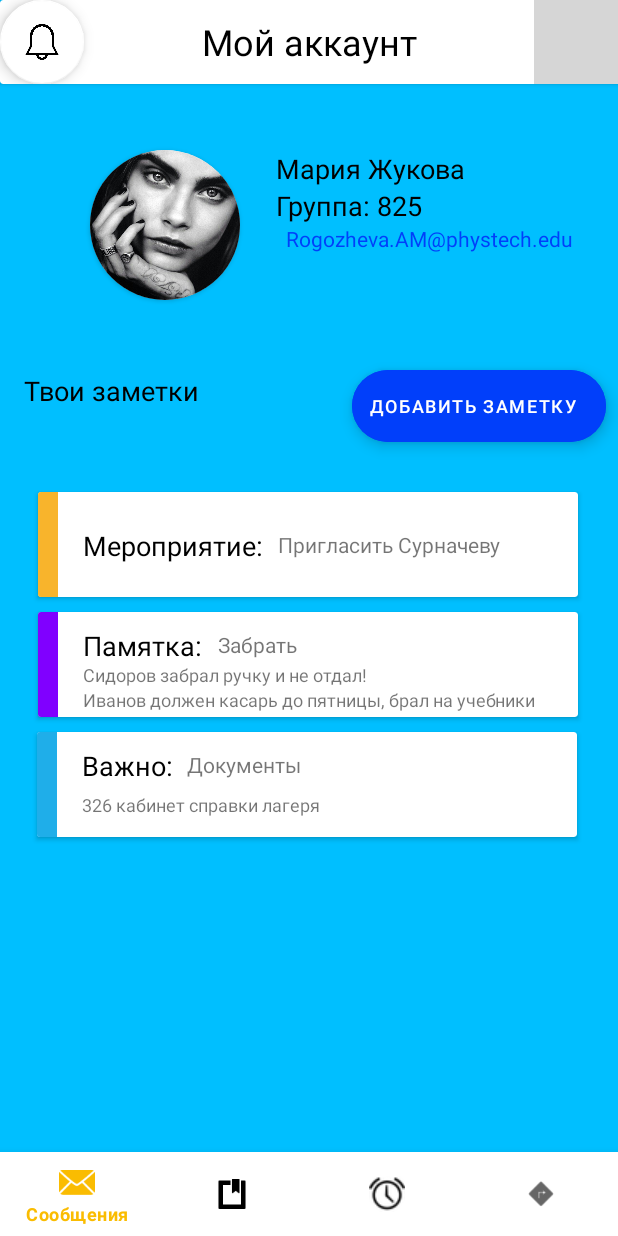
After one commit to Naruto-sys/MyMiptApp, an Android app: the layout login_controller.xml on its own in the app's theme, with its tools: preview values and no code run, on a phone screen of 412 x 824 dp. The commit adds this screen. Run offline under Robolectric (Android 15) with nearby library versions, the phone set to English and light mode, and no system bars; grey boxes are pictures that could not be loaded.

Commit message:
Add LoginController. Add new drawable, bottom navigation

```diff
--- a/app/build.gradle
+++ b/app/build.gradle
@@ -72,4 +72,5 @@ dependencies {
     implementation "com.bluelinelabs:conductor-rxlifecycle2:$conductor_version"
     implementation "com.bluelinelabs:conductor-autodispose:$conductor_version"
     implementation "com.bluelinelabs:conductor-archlifecycle:$conductor_version"
+    implementation 'com.android.support:design:28.0.0'
 }
--- a/app/src/main/java/com/example/mymiptapp/MainActivity.java
+++ b/app/src/main/java/com/example/mymiptapp/MainActivity.java
@@ -9,6 +9,7 @@ import com.bluelinelabs.conductor.Conductor;
 import com.bluelinelabs.conductor.Router;
 import com.bluelinelabs.conductor.RouterTransaction;
 import com.example.mymiptapp.Controllers.AuthController;
+import com.example.mymiptapp.Controllers.LoginController;
 
 import butterknife.BindView;
 import butterknife.ButterKnife;
@@ -30,7 +31,7 @@ public class MainActivity extends AppCompatActivity{
 
         router = Conductor.attachRouter(this, container, savedInstanceState);
         if (!router.hasRootController()) {
-            router.setRoot(RouterTransaction.with(new AuthController()));
+            router.setRoot(RouterTransaction.with(new LoginController()));
         }
     }
 
--- /dev/null
+++ b/app/src/main/res/drawable/blue_rectangle.xml
@@ -0,0 +1,24 @@
+<?xml version="1.0" encoding="utf-8"?>
+<vector
+    xmlns:android="http://schemas.android.com/apk/res/android"
+    xmlns:aapt="http://schemas.android.com/aapt"
+    android:width="13dp"
+    android:height="46dp"
+    android:viewportWidth="13"
+    android:viewportHeight="46"
+    >
+
+    <group>
+
+        <clip-path
+            android:pathData="M0 0H13V46H0V0Z"
+            />
+
+        <path
+            android:pathData="M0 0V46H13V0"
+            android:fillColor="#1faee9"
+            />
+
+    </group>
+
+</vector>
--- /dev/null
+++ b/app/src/main/res/drawable/bottom_navigation_item_background_colors.xml
@@ -0,0 +1,11 @@
+<?xml version="1.0" encoding="utf-8"?>
+<selector xmlns:android="http://schemas.android.com/apk/res/android">
+
+    <item
+        android:color="@android:color/black"
+        android:state_checked="false"/>
+    <item
+        android:color="@color/colorComplementary"
+        android:state_checked="true"/>
+
+</selector>
--- /dev/null
+++ b/app/src/main/res/drawable/purple_gradient_rectangle.xml
@@ -0,0 +1,24 @@
+<?xml version="1.0" encoding="utf-8"?>
+<vector
+    xmlns:android="http://schemas.android.com/apk/res/android"
+    xmlns:aapt="http://schemas.android.com/aapt"
+    android:width="13dp"
+    android:height="46dp"
+    android:viewportWidth="13"
+    android:viewportHeight="46"
+    >
+
+    <group>
+
+        <clip-path
+            android:pathData="M0 0H13V46H0V0Z"
+            />
+
+        <path
+            android:pathData="M0 0V46H13V0"
+            android:fillColor="#8000ff"
+            />
+
+    </group>
+
+</vector>
--- /dev/null
+++ b/app/src/main/res/drawable/yellow_rectangle.xml
@@ -0,0 +1,24 @@
+<?xml version="1.0" encoding="utf-8"?>
+<vector
+    xmlns:android="http://schemas.android.com/apk/res/android"
+    xmlns:aapt="http://schemas.android.com/aapt"
+    android:width="13dp"
+    android:height="46dp"
+    android:viewportWidth="13"
+    android:viewportHeight="46"
+    >
+
+    <group>
+
+        <clip-path
+            android:pathData="M0 0H13V46H0V0Z"
+            />
+
+        <path
+            android:pathData="M0 0V46H13V0"
+            android:fillColor="#F8B42C"
+            />
+
+    </group>
+
+</vector>
--- /dev/null
+++ b/app/src/main/res/layout/login_controller.xml
@@ -0,0 +1,322 @@
+<?xml version="1.0" encoding="utf-8"?>
+<androidx.swiperefreshlayout.widget.SwipeRefreshLayout xmlns:android="http://schemas.android.com/apk/res/android"
+    xmlns:app="http://schemas.android.com/apk/res-auto"
+    xmlns:tools="http://schemas.android.com/tools"
+    android:id="@+id/swipeContainer"
+    android:layout_width="match_parent"
+    android:layout_height="match_parent">
+
+    <ScrollView
+        android:id="@+id/scrollView"
+        android:layout_width="match_parent"
+        android:layout_height="match_parent"
+        android:fillViewport="true">
+
+
+        <androidx.constraintlayout.widget.ConstraintLayout
+            android:layout_width="match_parent"
+            android:layout_height="wrap_content">
+
+            <androidx.cardview.widget.CardView
+                android:id="@+id/toolbar_card"
+                android:layout_width="match_parent"
+                android:layout_height="0dp"
+                app:layout_constraintEnd_toEndOf="parent"
+                app:layout_constraintHorizontal_bias="0.0"
+                app:layout_constraintStart_toStartOf="parent"
+                app:layout_constraintTop_toTopOf="parent">
+
+                <TextView
+                    android:id="@+id/my_account"
+                    android:layout_width="match_parent"
+                    android:layout_height="match_parent"
+                    android:gravity="center_vertical|center_horizontal"
+                    android:text="@string/my_account"
+                    android:textColor="@android:color/black"
+                    android:textSize="24sp" />
+
+                <com.google.android.material.floatingactionbutton.FloatingActionButton
+                    android:id="@+id/button_notification"
+                    android:layout_width="56dp"
+                    android:layout_height="56dp"
+                    android:layout_gravity="center_vertical"
+                    android:src="@drawable/logo_notification"
+                    app:backgroundTint="@android:color/white"
+                    app:fabSize="normal"
+                    app:maxImageSize="24dp" />
+
+                <ImageView
+                    android:id="@+id/logo"
+                    android:layout_width="56dp"
+                    android:layout_height="56dp"
+                    android:layout_gravity="center_vertical|end"
+                    app:srcCompat="@drawable/logo"
+
+                    />
+            </androidx.cardview.widget.CardView>
+
+            <androidx.cardview.widget.CardView
+                android:id="@+id/avatar_card"
+                android:layout_width="100dp"
+                android:layout_height="100dp"
+                android:layout_marginTop="100dp"
+                app:cardCornerRadius="180dp"
+                app:layout_constraintEnd_toEndOf="parent"
+                app:layout_constraintHorizontal_bias="0.193"
+                app:layout_constraintStart_toStartOf="parent"
+                app:layout_constraintTop_toTopOf="parent">
+
+                <ImageView
+                    android:id="@+id/avatar"
+                    android:layout_width="match_parent"
+                    android:layout_height="match_parent"
+                    android:scaleType="centerCrop"
+                    app:srcCompat="@drawable/avatar" />
+            </androidx.cardview.widget.CardView>
+
+            <TextView
+                android:id="@+id/name_surname"
+                android:layout_width="wrap_content"
+                android:layout_height="wrap_content"
+                android:layout_alignParentStart="false"
+                android:layout_alignParentTop="false"
+                android:layout_alignParentEnd="false"
+                android:layout_alignParentBottom="false"
+                android:layout_marginTop="100dp"
+                android:gravity="center_horizontal|top"
+                android:text="@string/name_surname"
+                android:textColor="@android:color/black"
+                android:textSize="18sp"
+                app:layout_constraintEnd_toEndOf="parent"
+                app:layout_constraintHorizontal_bias="0.188"
+                app:layout_constraintStart_toEndOf="@+id/avatar_card"
+                app:layout_constraintTop_toTopOf="parent" />
+
+            <TextView
+                android:id="@+id/your_notes"
+                android:layout_width="wrap_content"
+                android:layout_height="wrap_content"
+                android:layout_alignParentStart="false"
+                android:layout_alignParentTop="false"
+                android:layout_alignParentEnd="false"
+                android:layout_alignParentBottom="false"
+                android:layout_marginTop="248dp"
+                android:gravity="center_horizontal|top"
+                android:text="@string/your_notes"
+                android:textColor="@android:color/black"
+                android:textSize="18sp"
+                app:layout_constraintEnd_toEndOf="parent"
+                app:layout_constraintHorizontal_bias="0.054"
+                app:layout_constraintStart_toStartOf="parent"
+                app:layout_constraintTop_toTopOf="parent" />
+
+            <TextView
+                android:id="@+id/group"
+                android:layout_width="wrap_content"
+                android:layout_height="wrap_content"
+                android:layout_alignParentStart="false"
+                android:layout_alignParentTop="false"
+                android:layout_alignParentEnd="false"
+                android:layout_alignParentBottom="false"
+                android:gravity="center_horizontal|top"
+                android:text="@string/group_text"
+                android:textColor="@android:color/black"
+                android:textSize="18sp"
+                app:layout_constraintEnd_toEndOf="parent"
+                app:layout_constraintHorizontal_bias="0.154"
+                app:layout_constraintStart_toEndOf="@+id/avatar_card"
+                app:layout_constraintTop_toBottomOf="@+id/name_surname" />
+
+            <TextView
+                android:id="@+id/email"
+                android:layout_width="wrap_content"
+                android:layout_height="wrap_content"
+                android:layout_alignParentStart="false"
+                android:layout_alignParentTop="false"
+                android:layout_alignParentEnd="false"
+                android:layout_alignParentBottom="false"
+                android:gravity="center_horizontal|top"
+                android:text="@string/email"
+                android:textColor="@color/colorPrimaryDark"
+                android:textSize="14sp"
+                app:layout_constraintEnd_toEndOf="parent"
+                app:layout_constraintHorizontal_bias="0.508"
+                app:layout_constraintStart_toEndOf="@+id/avatar_card"
+                app:layout_constraintTop_toBottomOf="@+id/group" />
+
+            <com.google.android.material.floatingactionbutton.ExtendedFloatingActionButton
+                android:id="@+id/floating_button_add"
+                android:layout_width="wrap_content"
+                android:layout_height="wrap_content"
+                android:layout_margin="8dp"
+                android:layout_marginTop="68dp"
+                android:backgroundTint="@color/colorPrimaryDark"
+                android:text="@string/plus"
+                android:textColor="@android:color/white"
+                android:textSize="12sp"
+                android:tint="@color/colorAccent"
+                app:fabSize="normal"
+                app:layout_constraintBottom_toBottomOf="parent"
+                app:layout_constraintEnd_toEndOf="parent"
+                app:layout_constraintHorizontal_bias="1.0"
+                app:layout_constraintStart_toEndOf="@+id/your_notes"
+                app:layout_constraintTop_toBottomOf="@+id/email"
+                app:layout_constraintVertical_bias="0.118" />
+
+            <androidx.cardview.widget.CardView
+                android:id="@+id/note_card1"
+                android:layout_width="360dp"
+                android:layout_height="70dp"
+                android:layout_marginTop="328dp"
+                app:layout_constraintEnd_toEndOf="parent"
+                app:layout_constraintHorizontal_bias="0.49"
+                app:layout_constraintStart_toStartOf="parent"
+                app:layout_constraintTop_toTopOf="parent">
+
+                <TextView
+                    android:id="@+id/type_of_note"
+                    android:layout_width="wrap_content"
+                    android:layout_height="wrap_content"
+                    android:layout_marginStart="30dp"
+                    android:layout_marginTop="23dp"
+                    android:text="Мероприятие:"
+                    android:textColor="@android:color/black"
+                    android:textSize="18sp" />
+
+                <View
+                    android:id="@+id/rectangle_1"
+                    android:layout_width="13dp"
+                    android:layout_height="match_parent"
+                    android:layout_alignParentTop="false"
+                    android:layout_marginTop="0dp"
+                    android:background="@drawable/yellow_rectangle" />
+
+                <TextView
+                    android:id="@+id/desc_small"
+                    android:layout_width="wrap_content"
+                    android:layout_height="wrap_content"
+                    android:layout_marginStart="160dp"
+                    android:layout_marginTop="25dp"
+                    android:text="Пригласить Сурначеву" />
+            </androidx.cardview.widget.CardView>
+
+            <androidx.cardview.widget.CardView
+                android:id="@+id/note_card3"
+                android:layout_width="360dp"
+                android:layout_height="70dp"
+                android:layout_marginTop="488dp"
+                app:layout_constraintEnd_toEndOf="parent"
+                app:layout_constraintHorizontal_bias="0.47"
+                app:layout_constraintStart_toStartOf="parent"
+                app:layout_constraintTop_toTopOf="parent">
+
+                <TextView
+                    android:id="@+id/type_of_note3"
+                    android:layout_width="wrap_content"
+                    android:layout_height="wrap_content"
+                    android:layout_marginStart="30dp"
+                    android:layout_marginTop="10dp"
+                    android:text="Важно:"
+                    android:textColor="@android:color/black"
+                    android:textSize="18sp" />
+
+                <View
+                    android:id="@+id/rectangle_3"
+                    android:layout_width="13dp"
+                    android:layout_height="match_parent"
+                    android:layout_alignParentTop="false"
+                    android:layout_marginTop="0dp"
+                    android:background="@drawable/blue_rectangle" />
+
+                <TextView
+                    android:id="@+id/desc_small3"
+                    android:layout_width="wrap_content"
+                    android:layout_height="wrap_content"
+                    android:layout_marginStart="100dp"
+                    android:layout_marginTop="12dp"
+                    android:text="Документы"
+                    android:textSize="14sp" />
+
+                <TextView
+                    android:id="@+id/description3"
+                    android:layout_width="wrap_content"
+                    android:layout_height="wrap_content"
+                    android:layout_marginStart="30dp"
+                    android:layout_marginTop="40dp"
+                    android:text="326 кабинет справки лагеря"
+                    android:textSize="12sp" />
+
+            </androidx.cardview.widget.CardView>
+
+            <androidx.cardview.widget.CardView
+                android:id="@+id/note_card2"
+                android:layout_width="360dp"
+                android:layout_height="70dp"
+                android:layout_marginTop="408dp"
+                app:layout_constraintEnd_toEndOf="parent"
+                app:layout_constraintHorizontal_bias="0.49"
+                app:layout_constraintStart_toStartOf="parent"
+                app:layout_constraintTop_toTopOf="parent">
+
+                <TextView
+                    android:id="@+id/type_of_note2"
+                    android:layout_width="wrap_content"
+                    android:layout_height="wrap_content"
+                    android:layout_marginStart="30dp"
+                    android:layout_marginTop="10dp"
+                    android:text="Памятка:"
+                    android:textColor="@android:color/black"
+                    android:textSize="18sp" />
+
+                <View
+                    android:id="@+id/rectangle_2"
+                    android:layout_width="13dp"
+                    android:layout_height="match_parent"
+                    android:layout_alignParentTop="false"
+                    android:layout_marginTop="0dp"
+                    android:background="@drawable/purple_gradient_rectangle" />
+
+                <TextView
+                    android:id="@+id/desc_small2"
+                    android:layout_width="wrap_content"
+                    android:layout_height="wrap_content"
+                    android:layout_marginStart="120dp"
+                    android:layout_marginTop="12dp"
+                    android:text="Забрать"
+                    android:textSize="14sp" />
+
+                <TextView
+                    android:id="@+id/description"
+                    android:layout_width="wrap_content"
+                    android:layout_height="wrap_content"
+                    android:layout_marginStart="30dp"
+                    android:layout_marginTop="33dp"
+                    android:text="Сидоров забрал ручку и не отдал!"
+                    android:textSize="12sp" />
+
+                <TextView
+                    android:id="@+id/description2"
+                    android:layout_width="wrap_content"
+                    android:layout_height="wrap_content"
+                    android:layout_marginStart="30dp"
+                    android:layout_marginTop="50dp"
+                    android:text="Иванов должен касарь до пятницы, брал на учебники"
+                    android:textSize="12sp" />
+            </androidx.cardview.widget.CardView>
+
+            <com.google.android.material.bottomnavigation.BottomNavigationView
+                android:id="@+id/bottom_navigation"
+                android:layout_width="match_parent"
+                android:layout_height="wrap_content"
+                android:layout_gravity="bottom"
+                app:itemIconTint="@drawable/bottom_navigation_item_background_colors"
+                app:itemTextColor="@color/colorComplementary"
+                app:layout_constraintBottom_toBottomOf="parent"
+                app:layout_constraintEnd_toEndOf="parent"
+                app:layout_constraintStart_toStartOf="parent"
+                app:menu="@menu/menu_bottom_navigation" />
+
+
+        </androidx.constraintlayout.widget.ConstraintLayout>
+    </ScrollView>
+</androidx.swiperefreshlayout.widget.SwipeRefreshLayout>
--- /dev/null
+++ b/app/src/main/res/menu/menu_bottom_navigation.xml
@@ -0,0 +1,19 @@
+<?xml version="1.0" encoding="utf-8"?>
+<menu xmlns:android="http://schemas.android.com/apk/res/android">
+    <item
+        android:id="@+id/action_messages"
+        android:icon="@android:drawable/ic_dialog_email"
+        android:title="Сообщения" />
+    <item
+        android:id="@+id/action_tasks"
+        android:icon="@android:drawable/ic_input_get"
+        android:title="Задания" />
+    <item
+        android:id="@+id/action_clock"
+        android:icon="@android:drawable/ic_lock_idle_alarm"
+        android:title="Расписание" />
+    <item
+        android:id="@+id/action_login"
+        android:icon="@android:drawable/ic_menu_directions"
+        android:title="Аккаунт" />
+</menu>
--- a/app/src/main/res/values/colors.xml
+++ b/app/src/main/res/values/colors.xml
@@ -2,7 +2,7 @@
 <resources>
     <color name="colorPrimary">#00BFFF</color>
     <color name="colorPrimaryDark">#013ffa</color>
-    <color name="colorComplementary">#fabc01</color>
+    <color name="colorComplementary">#FABC01</color>
     <color name="colorAccent">#D0D0D0</color>
     <color name="colorText">#FFF</color>
     <color name="colorError">#fa013f</color>
```
Also changed, not shown: app/src/main/java/com/example/mymiptapp/Controllers/LoginController.java (added, +69 -0 lines), app/src/main/res/layout/reg_controller.xml (deleted, +0 -173 lines), app/src/main/res/values/strings.xml (+22 -3 lines), app/src/main/res/drawable/avatar.jpg (added), app/src/main/res/drawable/logo_notification.png (added), app/src/main/res/drawable/plus.png (added).
